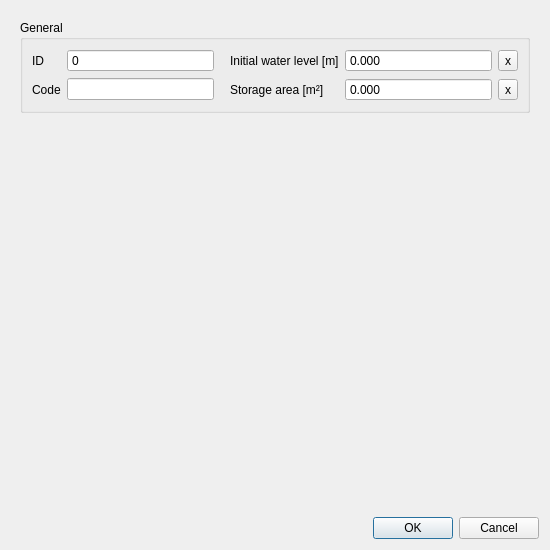
First picture: the form in threedi_schematisation_editor/forms/ui/connection_node.ui, repository nens/threedi-schematisation-editor, before the edit.
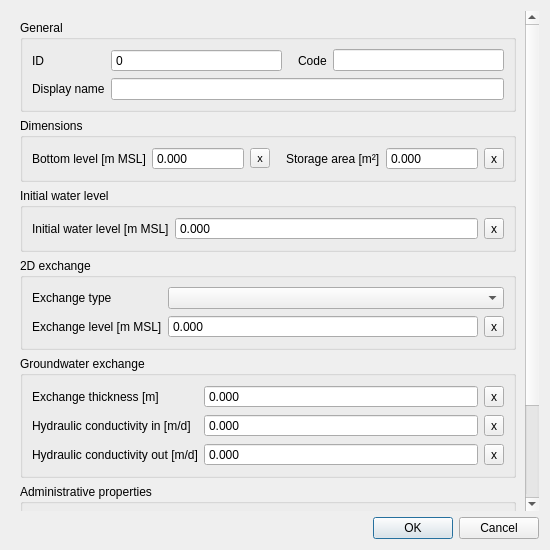
Second picture: the form after the edit.

Commit message: Initial work on schema 300 implementation. (#277)

The edit to the form file:
```diff
--- a/threedi_schematisation_editor/forms/ui/connection_node.ui
+++ b/threedi_schematisation_editor/forms/ui/connection_node.ui
@@ -37,13 +37,13 @@
        <rect>
         <x>0</x>
         <y>0</y>
-        <width>532</width>
-        <height>503</height>
+        <width>515</width>
+        <height>539</height>
        </rect>
       </property>
       <layout class="QGridLayout" name="gridLayout_2">
-       <item row="0" column="0">
-        <widget class="QGroupBox" name="grp_general">
+       <item row="3" column="0" colspan="2">
+        <widget class="QGroupBox" name="grp_2d_exchange">
          <property name="enabled">
           <bool>true</bool>
          </property>
@@ -51,24 +51,27 @@
           <locale language="English" country="UnitedStates"/>
          </property>
          <property name="title">
-          <string>General</string>
+          <string>2D exchange</string>
          </property>
-         <layout class="QGridLayout" name="gridLayout_3">
+         <layout class="QGridLayout" name="gridLayout_4">
+          <item row="2" column="0">
+           <widget class="QLabel" name="label_12">
+            <property name="locale">
+             <locale language="English" country="UnitedStates"/>
+            </property>
+            <property name="text">
+             <string>Exchange level [m MSL]</string>
+            </property>
+            <property name="alignment">
+             <set>Qt::AlignLeading|Qt::AlignLeft|Qt::AlignVCenter</set>
+            </property>
+            <property name="indent">
+             <number>-1</number>
+            </property>
+           </widget>
+          </item>
           <item row="2" column="1">
-           <widget class="QLineEdit" name="code">
-            <property name="sizePolicy">
-             <sizepolicy hsizetype="Expanding" vsizetype="Fixed">
-              <horstretch>0</horstretch>
-              <verstretch>0</verstretch>
-             </sizepolicy>
-            </property>
-            <property name="locale">
-             <locale language="English" country="UnitedStates"/>
-            </property>
-           </widget>
-          </item>
-          <item row="2" column="3">
-           <widget class="QDoubleSpinBox" name="storage_area">
+           <widget class="QDoubleSpinBox" name="exchange_level">
             <property name="sizePolicy">
              <sizepolicy hsizetype="Expanding" vsizetype="Fixed">
               <horstretch>0</horstretch>
@@ -88,139 +91,34 @@
              <number>3</number>
             </property>
             <property name="minimum">
-             <double>-99999999.000000000000000</double>
+             <double>-9999999999.000000000000000</double>
             </property>
             <property name="maximum">
-             <double>999999999.000000000000000</double>
-            </property>
-           </widget>
-          </item>
-          <item row="1" column="0">
-           <widget class="QLabel" name="label_7">
-            <property name="locale">
-             <locale language="English" country="UnitedStates"/>
-            </property>
-            <property name="text">
-             <string>ID</string>
-            </property>
-            <property name="alignment">
-             <set>Qt::AlignLeading|Qt::AlignLeft|Qt::AlignVCenter</set>
+             <double>9999999999.000000000000000</double>
             </property>
            </widget>
           </item>
           <item row="2" column="2">
-           <widget class="QLabel" name="label_14">
-            <property name="locale">
-             <locale language="English" country="UnitedStates"/>
-            </property>
+           <widget class="QToolButton" name="exchange_level_clear">
             <property name="text">
-             <string>Storage area [m²]</string>
-            </property>
-            <property name="alignment">
-             <set>Qt::AlignLeading|Qt::AlignLeft|Qt::AlignVCenter</set>
-            </property>
-            <property name="indent">
-             <number>10</number>
-            </property>
-           </widget>
-          </item>
-          <item row="2" column="0">
-           <widget class="QLabel" name="label_8">
-            <property name="locale">
-             <locale language="English" country="UnitedStates"/>
-            </property>
-            <property name="text">
-             <string>Code</string>
-            </property>
-            <property name="alignment">
-             <set>Qt::AlignLeading|Qt::AlignLeft|Qt::AlignVCenter</set>
-            </property>
-           </widget>
-          </item>
-          <item row="1" column="2">
-           <widget class="QLabel" name="label_13">
-            <property name="locale">
-             <locale language="English" country="UnitedStates"/>
-            </property>
-            <property name="text">
-             <string>Initial water level [m]</string>
-            </property>
-            <property name="alignment">
-             <set>Qt::AlignLeading|Qt::AlignLeft|Qt::AlignVCenter</set>
-            </property>
-            <property name="indent">
-             <number>10</number>
-            </property>
-           </widget>
-          </item>
-          <item row="1" column="3">
-           <widget class="QDoubleSpinBox" name="initial_waterlevel">
-            <property name="sizePolicy">
-             <sizepolicy hsizetype="Expanding" vsizetype="Fixed">
-              <horstretch>0</horstretch>
-              <verstretch>0</verstretch>
-             </sizepolicy>
-            </property>
-            <property name="locale">
-             <locale language="English" country="UnitedStates"/>
-            </property>
-            <property name="inputMethodHints">
-             <set>Qt::ImhNone</set>
-            </property>
-            <property name="buttonSymbols">
-             <enum>QAbstractSpinBox::NoButtons</enum>
-            </property>
-            <property name="decimals">
-             <number>3</number>
-            </property>
-            <property name="minimum">
-             <double>-99999999.000000000000000</double>
-            </property>
-            <property name="maximum">
-             <double>999999999.000000000000000</double>
-            </property>
-           </widget>
-          </item>
-          <item row="1" column="1">
-           <widget class="QSpinBox" name="id">
-            <property name="sizePolicy">
-             <sizepolicy hsizetype="Expanding" vsizetype="Fixed">
-              <horstretch>0</horstretch>
-              <verstretch>0</verstretch>
-             </sizepolicy>
-            </property>
-            <property name="locale">
-             <locale language="English" country="UnitedStates"/>
-            </property>
-            <property name="readOnly">
-             <bool>true</bool>
-            </property>
-            <property name="buttonSymbols">
-             <enum>QAbstractSpinBox::NoButtons</enum>
-            </property>
-            <property name="maximum">
-             <number>999999999</number>
-            </property>
-           </widget>
-          </item>
-          <item row="1" column="4">
-           <widget class="QToolButton" name="initial_waterlevel_clear">
-            <property name="text">
              <string>x</string>
             </property>
            </widget>
           </item>
-          <item row="2" column="4">
-           <widget class="QToolButton" name="storage_area_clear">
+          <item row="0" column="0">
+           <widget class="QLabel" name="label_2">
             <property name="text">
-             <string>x</string>
+             <string>Exchange type</string>
             </property>
            </widget>
           </item>
+          <item row="0" column="1" colspan="2">
+           <widget class="QComboBox" name="exchange_type"/>
+          </item>
          </layout>
         </widget>
        </item>
-       <item row="1" column="0">
+       <item row="7" column="0">
         <spacer name="verticalSpacer">
          <property name="orientation">
           <enum>Qt::Vertical</enum>
@@ -233,6 +131,520 @@
          </property>
         </spacer>
        </item>
+       <item row="6" column="0" colspan="2">
+        <widget class="QGroupBox" name="grp_tag">
+         <property name="font">
+          <font>
+           <weight>50</weight>
+           <bold>false</bold>
+          </font>
+         </property>
+         <property name="title">
+          <string>Tag</string>
+         </property>
+         <layout class="QGridLayout" name="gridLayout_10">
+          <item row="0" column="0" colspan="2">
+           <layout class="QHBoxLayout" name="tags_layout"/>
+          </item>
+         </layout>
+        </widget>
+       </item>
+       <item row="5" column="0" colspan="2">
+        <widget class="QGroupBox" name="grp_administative_properties">
+         <property name="title">
+          <string>Administrative properties</string>
+         </property>
+         <layout class="QGridLayout" name="gridLayout_7">
+          <item row="1" column="1">
+           <widget class="QDoubleSpinBox" name="manhole_surface_level">
+            <property name="sizePolicy">
+             <sizepolicy hsizetype="Expanding" vsizetype="Fixed">
+              <horstretch>0</horstretch>
+              <verstretch>0</verstretch>
+             </sizepolicy>
+            </property>
+            <property name="locale">
+             <locale language="English" country="UnitedStates"/>
+            </property>
+            <property name="inputMethodHints">
+             <set>Qt::ImhNone</set>
+            </property>
+            <property name="buttonSymbols">
+             <enum>QAbstractSpinBox::NoButtons</enum>
+            </property>
+            <property name="decimals">
+             <number>3</number>
+            </property>
+            <property name="minimum">
+             <double>-9999999999.000000000000000</double>
+            </property>
+            <property name="maximum">
+             <double>9999999999.000000000000000</double>
+            </property>
+           </widget>
+          </item>
+          <item row="1" column="0">
+           <widget class="QLabel" name="label_11">
+            <property name="locale">
+             <locale language="English" country="UnitedStates"/>
+            </property>
+            <property name="text">
+             <string>Manhole surface level [m MSL]</string>
+            </property>
+            <property name="alignment">
+             <set>Qt::AlignLeading|Qt::AlignLeft|Qt::AlignVCenter</set>
+            </property>
+            <property name="indent">
+             <number>-1</number>
+            </property>
+           </widget>
+          </item>
+          <item row="1" column="2">
+           <widget class="QToolButton" name="manhole_surface_level_clear">
+            <property name="font">
+             <font>
+              <weight>50</weight>
+              <italic>false</italic>
+              <bold>false</bold>
+             </font>
+            </property>
+            <property name="text">
+             <string>x</string>
+            </property>
+           </widget>
+          </item>
+          <item row="0" column="0">
+           <widget class="QLabel" name="label_15">
+            <property name="locale">
+             <locale language="English" country="UnitedStates"/>
+            </property>
+            <property name="text">
+             <string>Visualisation</string>
+            </property>
+            <property name="alignment">
+             <set>Qt::AlignLeading|Qt::AlignLeft|Qt::AlignVCenter</set>
+            </property>
+            <property name="indent">
+             <number>-1</number>
+            </property>
+           </widget>
+          </item>
+          <item row="0" column="1" colspan="2">
+           <widget class="QComboBox" name="visualisation">
+            <property name="sizePolicy">
+             <sizepolicy hsizetype="Expanding" vsizetype="Fixed">
+              <horstretch>0</horstretch>
+              <verstretch>0</verstretch>
+             </sizepolicy>
+            </property>
+            <property name="locale">
+             <locale language="English" country="UnitedStates"/>
+            </property>
+           </widget>
+          </item>
+         </layout>
+        </widget>
+       </item>
+       <item row="2" column="0" colspan="2">
+        <widget class="QGroupBox" name="grp_initial_water_level">
+         <property name="title">
+          <string>Initial water level</string>
+         </property>
+         <layout class="QGridLayout" name="gridLayout_6">
+          <item row="0" column="1">
+           <widget class="QDoubleSpinBox" name="initial_water_level">
+            <property name="sizePolicy">
+             <sizepolicy hsizetype="Expanding" vsizetype="Fixed">
+              <horstretch>0</horstretch>
+              <verstretch>0</verstretch>
+             </sizepolicy>
+            </property>
+            <property name="locale">
+             <locale language="English" country="UnitedStates"/>
+            </property>
+            <property name="inputMethodHints">
+             <set>Qt::ImhNone</set>
+            </property>
+            <property name="buttonSymbols">
+             <enum>QAbstractSpinBox::NoButtons</enum>
+            </property>
+            <property name="decimals">
+             <number>3</number>
+            </property>
+            <property name="minimum">
+             <double>-99999999.000000000000000</double>
+            </property>
+            <property name="maximum">
+             <double>999999999.000000000000000</double>
+            </property>
+           </widget>
+          </item>
+          <item row="0" column="0">
+           <widget class="QLabel" name="label_13">
+            <property name="locale">
+             <locale language="English" country="UnitedStates"/>
+            </property>
+            <property name="text">
+             <string>Initial water level [m MSL]</string>
+            </property>
+            <property name="alignment">
+             <set>Qt::AlignLeading|Qt::AlignLeft|Qt::AlignVCenter</set>
+            </property>
+            <property name="indent">
+             <number>-1</number>
+            </property>
+           </widget>
+          </item>
+          <item row="0" column="2">
+           <widget class="QToolButton" name="initial_water_level_clear">
+            <property name="text">
+             <string>x</string>
+            </property>
+           </widget>
+          </item>
+         </layout>
+        </widget>
+       </item>
+       <item row="4" column="0" colspan="2">
+        <widget class="QGroupBox" name="grp_groundwater">
+         <property name="title">
+          <string>Groundwater exchange</string>
+         </property>
+         <layout class="QGridLayout" name="gridLayout_8">
+          <item row="0" column="1">
+           <widget class="QDoubleSpinBox" name="exchange_thickness">
+            <property name="sizePolicy">
+             <sizepolicy hsizetype="Expanding" vsizetype="Fixed">
+              <horstretch>0</horstretch>
+              <verstretch>0</verstretch>
+             </sizepolicy>
+            </property>
+            <property name="locale">
+             <locale language="English" country="UnitedStates"/>
+            </property>
+            <property name="buttonSymbols">
+             <enum>QAbstractSpinBox::NoButtons</enum>
+            </property>
+            <property name="decimals">
+             <number>3</number>
+            </property>
+            <property name="maximum">
+             <double>1000000.000000000000000</double>
+            </property>
+           </widget>
+          </item>
+          <item row="0" column="2">
+           <widget class="QToolButton" name="exchange_thickness_clear">
+            <property name="text">
+             <string>x</string>
+            </property>
+           </widget>
+          </item>
+          <item row="0" column="0">
+           <widget class="QLabel" name="label_17">
+            <property name="locale">
+             <locale language="English" country="UnitedStates"/>
+            </property>
+            <property name="text">
+             <string>Exchange thickness [m]</string>
+            </property>
+            <property name="alignment">
+             <set>Qt::AlignLeading|Qt::AlignLeft|Qt::AlignVCenter</set>
+            </property>
+           </widget>
+          </item>
+          <item row="1" column="0">
+           <widget class="QLabel" name="label_18">
+            <property name="locale">
+             <locale language="English" country="UnitedStates"/>
+            </property>
+            <property name="text">
+             <string>Hydraulic conductivity in [m/d]</string>
+            </property>
+            <property name="alignment">
+             <set>Qt::AlignLeading|Qt::AlignLeft|Qt::AlignVCenter</set>
+            </property>
+           </widget>
+          </item>
+          <item row="1" column="1">
+           <widget class="QDoubleSpinBox" name="hydraulic_conductivity_in">
+            <property name="sizePolicy">
+             <sizepolicy hsizetype="Expanding" vsizetype="Fixed">
+              <horstretch>0</horstretch>
+              <verstretch>0</verstretch>
+             </sizepolicy>
+            </property>
+            <property name="locale">
+             <locale language="English" country="UnitedStates"/>
+            </property>
+            <property name="buttonSymbols">
+             <enum>QAbstractSpinBox::NoButtons</enum>
+            </property>
+            <property name="decimals">
+             <number>3</number>
+            </property>
+            <property name="maximum">
+             <double>1000000.000000000000000</double>
+            </property>
+           </widget>
+          </item>
+          <item row="1" column="2">
+           <widget class="QToolButton" name="hydraulic_conductivity_in_clear">
+            <property name="text">
+             <string>x</string>
+            </property>
+           </widget>
+          </item>
+          <item row="2" column="0">
+           <widget class="QLabel" name="label_19">
+            <property name="locale">
+             <locale language="English" country="UnitedStates"/>
+            </property>
+            <property name="text">
+             <string>Hydraulic conductivity out [m/d]</string>
+            </property>
+            <property name="alignment">
+             <set>Qt::AlignLeading|Qt::AlignLeft|Qt::AlignVCenter</set>
+            </property>
+           </widget>
+          </item>
+          <item row="2" column="1">
+           <widget class="QDoubleSpinBox" name="hydraulic_conductivity_out">
+            <property name="sizePolicy">
+             <sizepolicy hsizetype="Expanding" vsizetype="Fixed">
+              <horstretch>0</horstretch>
+              <verstretch>0</verstretch>
+             </sizepolicy>
+            </property>
+            <property name="locale">
+             <locale language="English" country="UnitedStates"/>
+            </property>
+            <property name="buttonSymbols">
+             <enum>QAbstractSpinBox::NoButtons</enum>
+            </property>
+            <property name="decimals">
+             <number>3</number>
+            </property>
+            <property name="maximum">
+             <double>1000000.000000000000000</double>
+            </property>
+           </widget>
+          </item>
+          <item row="2" column="2">
+           <widget class="QToolButton" name="hydraulic_conductivity_out_clear">
+            <property name="text">
+             <string>x</string>
+            </property>
+           </widget>
+          </item>
+         </layout>
+        </widget>
+       </item>
+       <item row="1" column="0" colspan="2">
+        <widget class="QGroupBox" name="grp_dimensions">
+         <property name="title">
+          <string>Dimensions</string>
+         </property>
+         <layout class="QGridLayout" name="gridLayout_5">
+          <item row="0" column="5">
+           <widget class="QToolButton" name="storage_area_clear">
+            <property name="text">
+             <string>x</string>
+            </property>
+           </widget>
+          </item>
+          <item row="0" column="3">
+           <widget class="QLabel" name="label_14">
+            <property name="locale">
+             <locale language="English" country="UnitedStates"/>
+            </property>
+            <property name="text">
+             <string>Storage area [m²]</string>
+            </property>
+            <property name="alignment">
+             <set>Qt::AlignLeading|Qt::AlignLeft|Qt::AlignVCenter</set>
+            </property>
+            <property name="indent">
+             <number>10</number>
+            </property>
+           </widget>
+          </item>
+          <item row="0" column="0">
+           <widget class="QLabel" name="label_10">
+            <property name="locale">
+             <locale language="English" country="UnitedStates"/>
+            </property>
+            <property name="text">
+             <string>Bottom level [m MSL]</string>
+            </property>
+            <property name="alignment">
+             <set>Qt::AlignLeading|Qt::AlignLeft|Qt::AlignVCenter</set>
+            </property>
+            <property name="indent">
+             <number>-1</number>
+            </property>
+           </widget>
+          </item>
+          <item row="0" column="1">
+           <widget class="QDoubleSpinBox" name="bottom_level">
+            <property name="sizePolicy">
+             <sizepolicy hsizetype="Expanding" vsizetype="Fixed">
+              <horstretch>0</horstretch>
+              <verstretch>0</verstretch>
+             </sizepolicy>
+            </property>
+            <property name="locale">
+             <locale language="English" country="UnitedStates"/>
+            </property>
+            <property name="inputMethodHints">
+             <set>Qt::ImhNone</set>
+            </property>
+            <property name="buttonSymbols">
+             <enum>QAbstractSpinBox::NoButtons</enum>
+            </property>
+            <property name="decimals">
+             <number>3</number>
+            </property>
+            <property name="minimum">
+             <double>-9999999999.000000000000000</double>
+            </property>
+            <property name="maximum">
+             <double>9999999999.000000000000000</double>
+            </property>
+           </widget>
+          </item>
+          <item row="0" column="4">
+           <widget class="QDoubleSpinBox" name="storage_area">
+            <property name="sizePolicy">
+             <sizepolicy hsizetype="Expanding" vsizetype="Fixed">
+              <horstretch>0</horstretch>
+              <verstretch>0</verstretch>
+             </sizepolicy>
+            </property>
+            <property name="locale">
+             <locale language="English" country="UnitedStates"/>
+            </property>
+            <property name="inputMethodHints">
+             <set>Qt::ImhNone</set>
+            </property>
+            <property name="buttonSymbols">
+             <enum>QAbstractSpinBox::NoButtons</enum>
+            </property>
+            <property name="decimals">
+             <number>3</number>
+            </property>
+            <property name="minimum">
+             <double>-99999999.000000000000000</double>
+            </property>
+            <property name="maximum">
+             <double>999999999.000000000000000</double>
+            </property>
+           </widget>
+          </item>
+          <item row="0" column="2">
+           <widget class="QToolButton" name="bottom_level_clear">
+            <property name="font">
+             <font>
+              <pointsize>8</pointsize>
+             </font>
+            </property>
+            <property name="text">
+             <string>x</string>
+            </property>
+           </widget>
+          </item>
+         </layout>
+        </widget>
+       </item>
+       <item row="0" column="0" colspan="2">
+        <widget class="QGroupBox" name="grp_general">
+         <property name="enabled">
+          <bool>true</bool>
+         </property>
+         <property name="locale">
+          <locale language="English" country="UnitedStates"/>
+         </property>
+         <property name="title">
+          <string>General</string>
+         </property>
+         <layout class="QGridLayout" name="gridLayout_3">
+          <item row="0" column="2">
+           <widget class="QLabel" name="label_8">
+            <property name="locale">
+             <locale language="English" country="UnitedStates"/>
+            </property>
+            <property name="text">
+             <string>Code</string>
+            </property>
+            <property name="alignment">
+             <set>Qt::AlignLeading|Qt::AlignLeft|Qt::AlignVCenter</set>
+            </property>
+            <property name="indent">
+             <number>10</number>
+            </property>
+           </widget>
+          </item>
+          <item row="0" column="1">
+           <widget class="QSpinBox" name="id">
+            <property name="sizePolicy">
+             <sizepolicy hsizetype="Expanding" vsizetype="Fixed">
+              <horstretch>0</horstretch>
+              <verstretch>0</verstretch>
+             </sizepolicy>
+            </property>
+            <property name="locale">
+             <locale language="English" country="UnitedStates"/>
+            </property>
+            <property name="readOnly">
+             <bool>true</bool>
+            </property>
+            <property name="buttonSymbols">
+             <enum>QAbstractSpinBox::NoButtons</enum>
+            </property>
+            <property name="maximum">
+             <number>999999999</number>
+            </property>
+           </widget>
+          </item>
+          <item row="0" column="3">
+           <widget class="QLineEdit" name="code">
+            <property name="sizePolicy">
+             <sizepolicy hsizetype="Expanding" vsizetype="Fixed">
+              <horstretch>0</horstretch>
+              <verstretch>0</verstretch>
+             </sizepolicy>
+            </property>
+            <property name="locale">
+             <locale language="English" country="UnitedStates"/>
+            </property>
+           </widget>
+          </item>
+          <item row="0" column="0">
+           <widget class="QLabel" name="label_7">
+            <property name="locale">
+             <locale language="English" country="UnitedStates"/>
+            </property>
+            <property name="text">
+             <string>ID</string>
+            </property>
+            <property name="alignment">
+             <set>Qt::AlignLeading|Qt::AlignLeft|Qt::AlignVCenter</set>
+            </property>
+           </widget>
+          </item>
+          <item row="1" column="0">
+           <widget class="QLabel" name="label">
+            <property name="text">
+             <string>Display name</string>
+            </property>
+           </widget>
+          </item>
+          <item row="1" column="1" colspan="3">
+           <widget class="QLineEdit" name="display_name"/>
+          </item>
+         </layout>
+        </widget>
+       </item>
       </layout>
      </widget>
     </widget>
```
Left out of the diff: 33 changed lines with no effect on the pictures. The commit also changes 527 other files.
